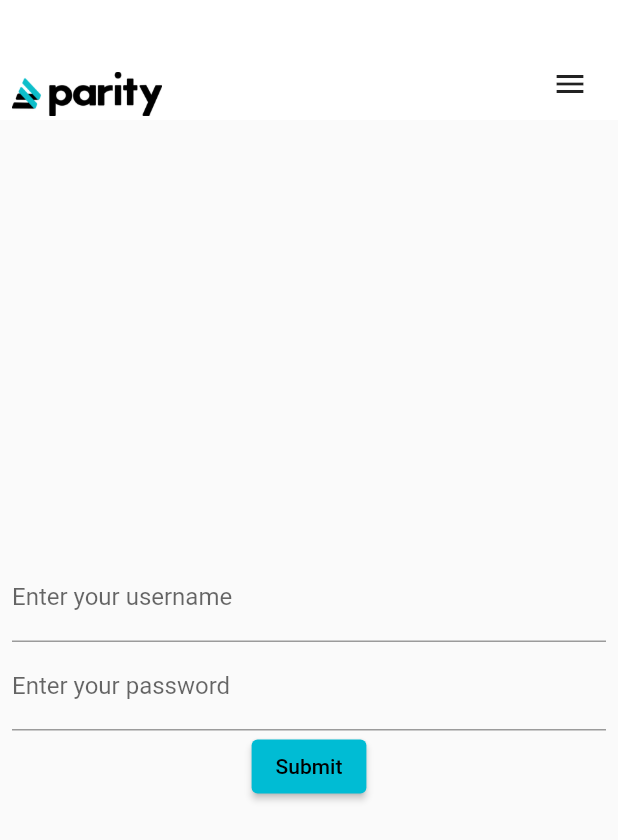
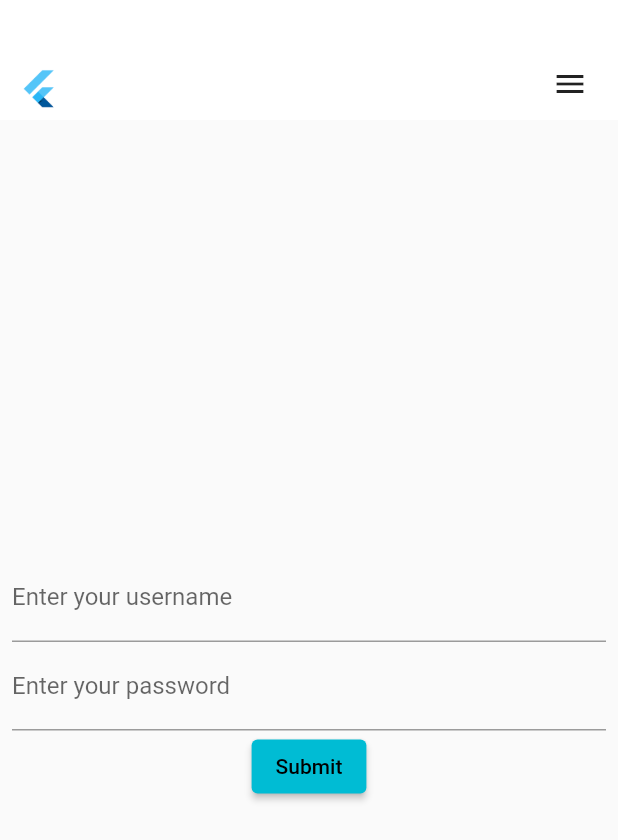
Before and after one commit to lib3rate/thermostat-native, a Flutter app: the screen it shows after launch, on a phone screen of 412 x 824 dp. Shown: the top 840 px of the screen. Run offline on Flutter 3.47's test engine with Material 2 defaults, Android fonts, the phone set to English and light mode, and no system bars.

```diff
--- a/lib/components/Header/header.dart
+++ b/lib/components/Header/header.dart
@@ -32,8 +32,8 @@ class _HeaderState extends State<Header> {
                 alignment: Alignment.bottomLeft,
                 child: GestureDetector(
                   onTap: _redirect,
-                  child: Image.asset('images/logo.png',
-                      width: 100.0, height: 35.0),
+                  child: Image.asset('images/flutter.png',
+                      width: 40.0, height: 40.0),
                 ),
               ),
             ),
```
Also changed, not shown: images/flutter.jpeg (deleted), images/flutter.png (added).
